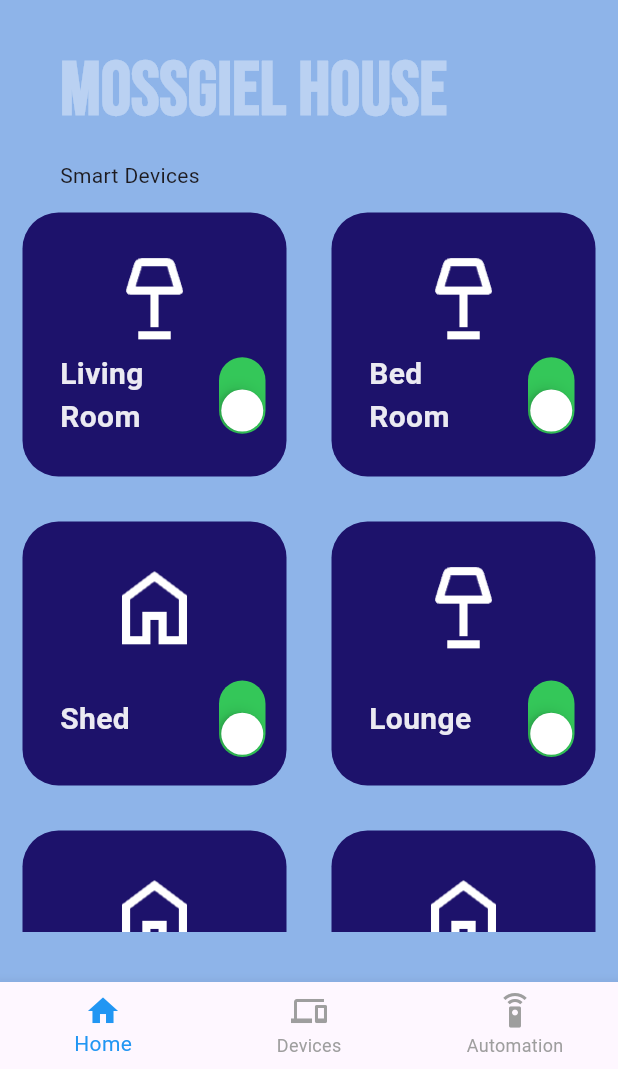
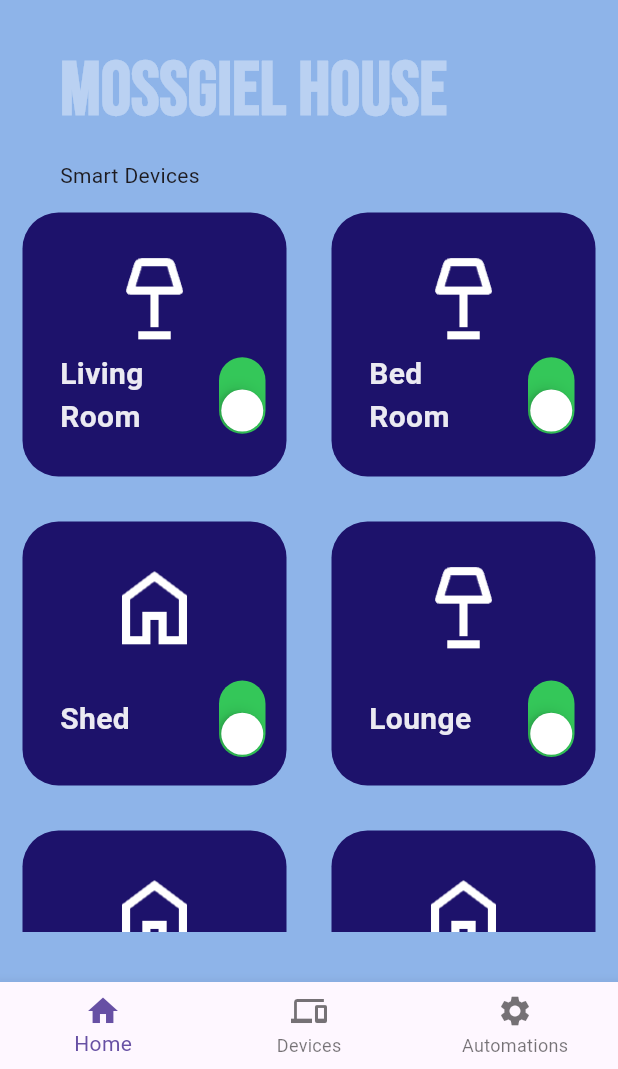
Before and after one commit to Miklos-design/Project-Home-Automation, a Flutter app: the screen it shows after launch, on a phone screen of 412 x 824 dp, the part 167-1236 px from its top. Run offline on Flutter 3.47's test engine with Material 3 defaults, Android fonts, the phone set to English and light mode, and no system bars; our stand-ins replace google_fonts.

Commit message:
ui and refactoring, wip

```diff
--- /dev/null
+++ b/homesense/lib/pages/extra/bottom_navigation.dart
@@ -0,0 +1,66 @@
+// bottom_navigation.dart
+import 'package:flutter/material.dart';
+import 'package:homesense/pages/automations.dart';
+import 'package:homesense/pages/devices.dart';
+import 'package:homesense/pages/home_page.dart';
+
+class BottomNavigation extends StatefulWidget {
+  final int selectedIndex;
+  final Function(int) onItemTapped;
+
+  BottomNavigation({
+    required this.selectedIndex,
+    required this.onItemTapped,
+  });
+
+  @override
+  _BottomNavigationState createState() => _BottomNavigationState();
+}
+
+class _BottomNavigationState extends State<BottomNavigation> {
+  void _onItemTapped(int index) {
+    if (widget.selectedIndex == index)
+      return; // Prevent re-navigation to the same page
+
+    widget.onItemTapped(index);
+
+    if (index == 0) {
+      Navigator.pushReplacement(
+        context,
+        MaterialPageRoute(builder: (context) => HomePage()),
+      );
+    } else if (index == 1) {
+      Navigator.pushReplacement(
+        context,
+        MaterialPageRoute(builder: (context) => Devices()),
+      );
+    } else if (index == 2) {
+      Navigator.pushReplacement(
+        context,
+        MaterialPageRoute(builder: (context) => Automations()),
+      );
+    }
+  }
+
+  @override
+  Widget build(BuildContext context) {
+    return BottomNavigationBar(
+      items: const <BottomNavigationBarItem>[
+        BottomNavigationBarItem(
+          icon: Icon(Icons.home),
+          label: 'Home',
+        ),
+        BottomNavigationBarItem(
+          icon: Icon(Icons.devices),
+          label: 'Devices',
+        ),
+        BottomNavigationBarItem(
+          icon: Icon(Icons.settings),
+          label: 'Automations',
+        ),
+      ],
+      currentIndex: widget.selectedIndex,
+      onTap: _onItemTapped,
+    );
+  }
+}
--- a/homesense/lib/pages/home_page.dart
+++ b/homesense/lib/pages/home_page.dart
@@ -5,6 +5,7 @@ import 'package:homesense/pages/devices.dart';
 import 'package:homesense/services/hass.dart';
 import 'package:homesense/utils/device_block.dart';
 import '../utils/colors.dart';
+import 'package:homesense/pages/extra/bottom_navigation.dart'; // Import the BottomNavBar class
 
 // Top Bar Widget
 class HeaderWidget extends StatelessWidget {
@@ -63,38 +64,6 @@ class SmartDevicesGrid extends StatelessWidget {
           );
         },
       ),
-    );
-  }
-}
-
-// Bottom Navigation Widget
-class BottomNavBar extends StatelessWidget {
-  final int selectedIndex;
-  final Function(int) onItemTapped;
-
-  BottomNavBar({required this.selectedIndex, required this.onItemTapped});
-
-  @override
-  Widget build(BuildContext context) {
-    return BottomNavigationBar(
-      currentIndex: selectedIndex,
-      onTap: onItemTapped,
-      items: const [
-        BottomNavigationBarItem(
-          icon: Icon(Icons.home),
-          label: 'Home',
-        ),
-        BottomNavigationBarItem(
-          icon: Icon(Icons.devices),
-          label: 'Devices',
-        ),
-        BottomNavigationBarItem(
-          icon: Icon(Icons.settings_remote),
-          label: 'Automation',
-        ),
-      ],
-      selectedItemColor: Colors.blue,
-      unselectedItemColor: Colors.grey,
     );
   }
 }
@@ -179,16 +148,15 @@ class _HomePageState extends State<HomePage> {
         context,
         MaterialPageRoute(builder: (context) => HomePage()),
       );
-    }
-    if (index == 2) {
-      Navigator.push(
-        context,
-        MaterialPageRoute(builder: (context) => Automations()),
-      );
     } else if (index == 1) {
       Navigator.push(
         context,
         MaterialPageRoute(builder: (context) => Devices()),
+      );
+    } else if (index == 2) {
+      Navigator.push(
+        context,
+        MaterialPageRoute(builder: (context) => Automations()),
       );
     }
   }
@@ -235,7 +203,7 @@ class _HomePageState extends State<HomePage> {
           ],
         ),
       ),
-      bottomNavigationBar: BottomNavBar(
+      bottomNavigationBar: BottomNavigation(
         selectedIndex: _selectedIndex,
         onItemTapped: _onItemTapped,
       ),
--- /dev/null
+++ b/homesense/lib/utils/api_config.dart
@@ -0,0 +1,5 @@
+// utils/api_config.dart
+class APIConfig {
+  static const String apiKey =
+      'eyJhbGciOiJIUzI1NiIsInR5cCI6IkpXVCJ9.eyJpc3MiOiI3ZDVjMmQ5MjJlZjg0YzhiYmE5NmM2Mzk5NTNkNjk2NyIsImlhdCI6MTcyMjg1OTY4MCwiZXhwIjoyMDM4MjE5NjgwfQ.JMW0uIi2Zwzn0CWRheznp91MQDKHcFTDr9-f68f3qQE';
+}
```
Also changed, not shown: homesense/lib/pages/automations.dart (+16 -5 lines), homesense/lib/pages/devices.dart (+42 -20 lines).
